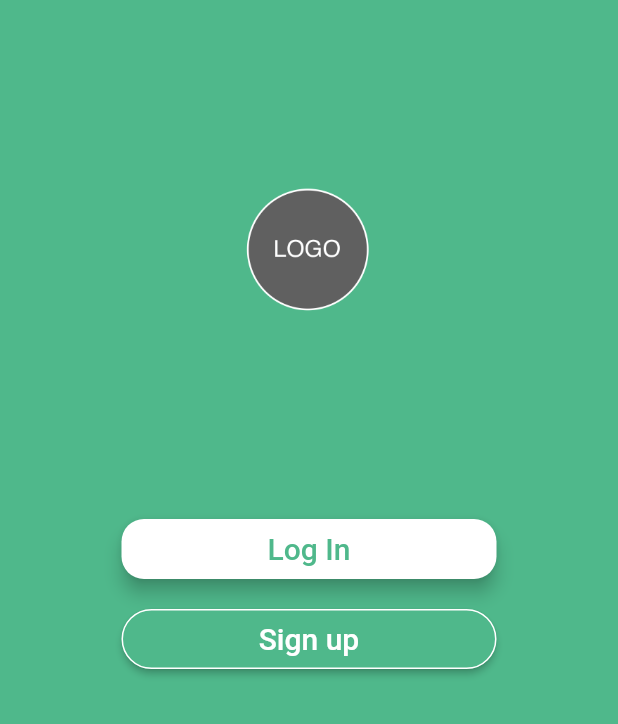
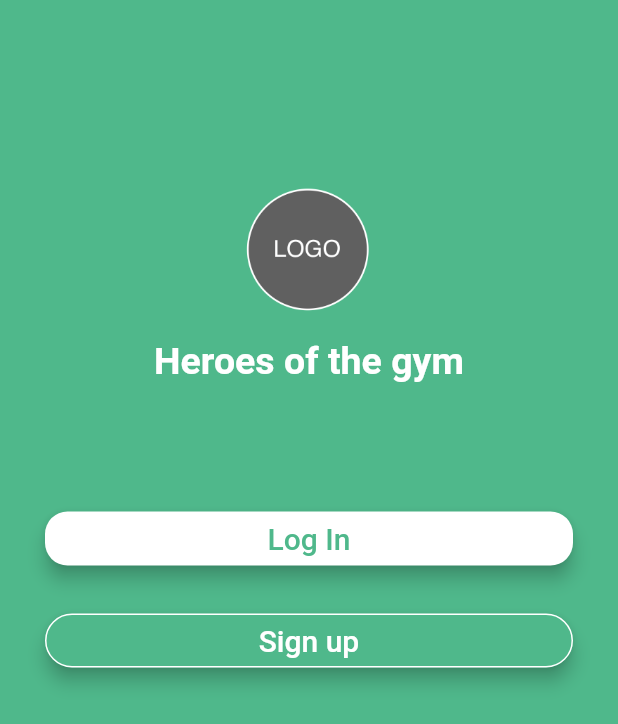
Before and after one commit to azero-as/hotg, a Flutter app: the screen it shows after launch, on a phone screen of 412 x 824 dp. Shown: the top 724 px of the screen. Run offline on Flutter 3.47's test engine with Material 2 defaults, Android fonts, the phone set to English and light mode, and no system bars.

Commit message:
#1 add title

```diff
--- a/heroes_app/lib/frontpage.dart
+++ b/heroes_app/lib/frontpage.dart
@@ -22,20 +22,31 @@ class _FrontPageState extends State<FrontPage> {
             child: Image.asset('assets/logo.png'),
         ),
     );
+
     //App name
     final appName = new Text(
-        'Heroes of the gym', style: TextStyle(fontWeight: FontWeight.bold, fontSize: 25.0,), textAlign: TextAlign.center,
+        'Heroes of the gym', style: TextStyle(color: Colors.white, fontWeight: FontWeight.bold, fontSize: 25.0,), textAlign: TextAlign.center,
     );
 
     //Login button
-    final loginButton = Padding(
-        padding: EdgeInsets.symmetric(vertical: 0.0),
+    final loginButton = new Container(
+        margin: const EdgeInsets.only(left: 30, right: 30),
         child: RaisedButton(
             elevation: 5.0,
+            color: Colors.white,
             shape: RoundedRectangleBorder(
                 borderRadius: BorderRadius.circular(15.0),
             ),
-            child: Text('Log In', style: TextStyle(color: const Color(0xFF4FB88B), fontSize: 20), ), color: Colors.white,
+            child: GestureDetector(
+                child: Center(
+                    child: Text('Log In', style: TextStyle(
+                            color: const Color(0xFF4FB88B),
+                            fontSize: 20.0,
+                        ),),
+                   // color: Colors.white,
+                )
+            ),
+            //child: Text('Log In', style: TextStyle(color: const Color(0xFF4FB88B), fontSize: 20), ), color: Colors.white,
             onPressed: () {
                 Navigator.of(context).pushNamed(LoginPage.tag);
             },
@@ -44,10 +55,11 @@ class _FrontPageState extends State<FrontPage> {
 
 
     //Signup button
-    final signupButton = Padding(
-        padding: EdgeInsets.symmetric(vertical: 0.0),
+    final signupButton = new Container(
+        margin: const EdgeInsets.only(left: 30, right: 30),
         child: RaisedButton(
             color: const Color(0xFF4FB88B),
+            elevation: 5.0,
             shape: OutlineInputBorder(
                 borderRadius: BorderRadius.circular(60),
                 borderSide: BorderSide(
@@ -90,18 +102,11 @@ class _FrontPageState extends State<FrontPage> {
                                 logo,
                             ],
                         ),
-                        SizedBox(height: 120.0),
-                        Container(
-                            height: 40.0,
-                            width: 250.0,
-                            child: loginButton,
-                        ),
+                        appName,
+                        SizedBox(height: 80.0),
+                        loginButton,
                         SizedBox(height: 20.0),
-                        Container(
-                            height: 40.0,
-                            width: 250.0,
-                            child: signupButton,
-                            )
+                        signupButton,
                         ],
                     )
                 ],
```
